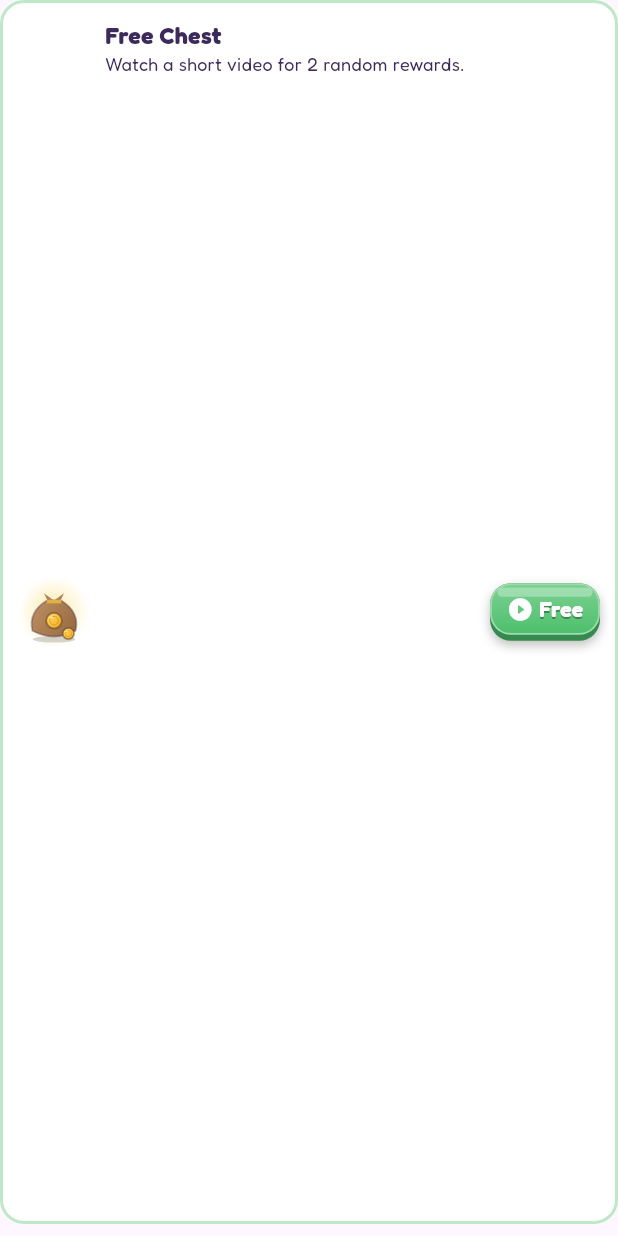
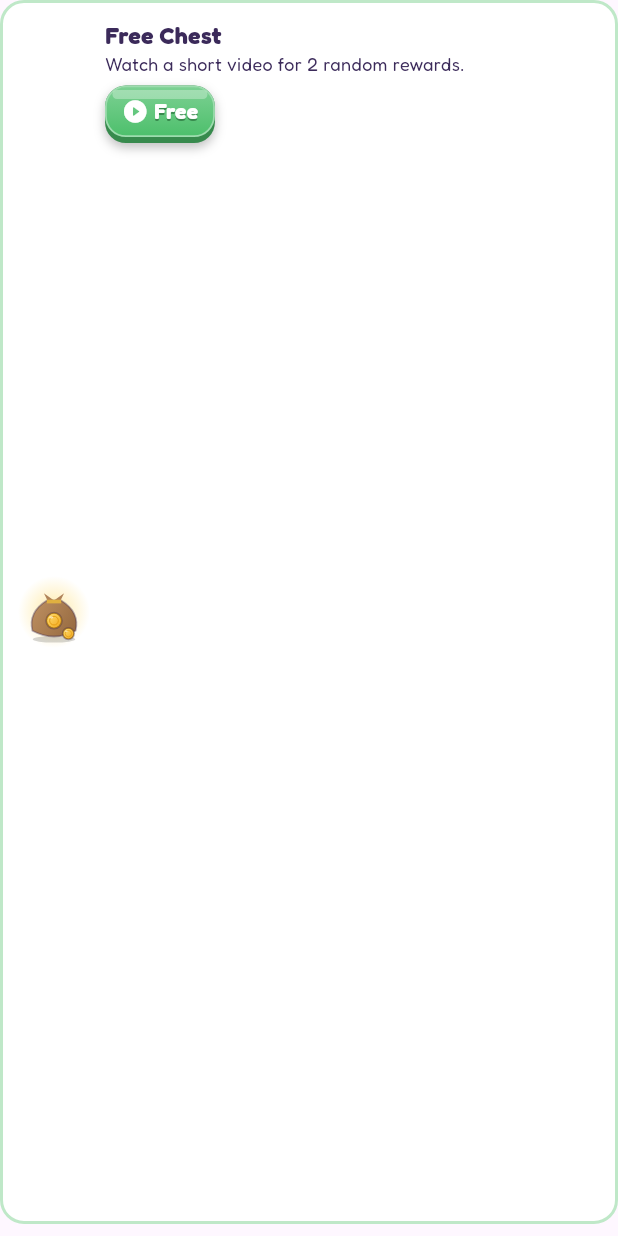
Before and after one commit to DionysisAth/gemdrake-isles, a Flutter app: the _FreeChestCard widget shown alone on an empty page, opened directly, on a phone screen of 412 x 824 dp. Run offline on Flutter 3.47's test engine with Material 3 defaults, Android fonts, the phone set to English and light mode, and no system bars; our stand-ins replace audioplayers, flutter_local_notifications, google_mobile_ads, in_app_purchase, share_plus, shared_preferences and 1 more; missing offline and left inert: games_services, in_app_purchase_android; accounts and stored records are empty; network calls fail; statements that could not run were skipped.

Commit message:
Put the Free Chest button under its text so long titles fit
Co-Authored-By: Claude Opus 5.5 <noreply@anthropic.com>
Claude-Session: https://claude.ai/code/session_01M14LiTfs9JAEQzTGPpPJS3

```diff
--- a/lib/ui/dialogs/meta_dialogs.dart
+++ b/lib/ui/dialogs/meta_dialogs.dart
@@ -599,9 +599,8 @@ class _FreeChestCard extends StatelessWidget {
             child: Column(
               crossAxisAlignment: CrossAxisAlignment.start,
               children: [
-                FitText(
+                Text(
                   tr('Free Chest'),
-                  alignment: Alignment.centerLeft,
                   style: const TextStyle(
                     fontWeight: FontWeight.w700,
                     fontSize: 15.5,
@@ -615,23 +614,32 @@ class _FreeChestCard extends StatelessWidget {
                       : tr('Come back tomorrow for another one.'),
                   style: const TextStyle(fontSize: 12),
                 ),
+                // Under the text so long words have the card's full width.
+                if (left > 0) ...[
+                  const SizedBox(height: 6),
+                  GameButton(
+                    color: Palette.green,
+                    padding: const EdgeInsets.symmetric(
+                      horizontal: 10,
+                      vertical: 6,
+                    ),
+                    onTap: () => watchAdFor(context, AdReward.freeChest),
+                    child: Row(
+                      mainAxisSize: MainAxisSize.min,
+                      children: [
+                        const Icon(Icons.play_circle_fill_rounded, size: 18),
+                        Text(
+                          ' ${tr('Free')}',
+                          style: const TextStyle(fontSize: 14),
+                        ),
+                      ],
+                    ),
+                  ),
+                ],
               ],
             ),
           ),
-          if (left > 0)
-            GameButton(
-              color: Palette.green,
-              padding: const EdgeInsets.symmetric(horizontal: 10, vertical: 6),
-              onTap: () => watchAdFor(context, AdReward.freeChest),
-              child: Row(
-                mainAxisSize: MainAxisSize.min,
-                children: [
-                  Icon(Icons.play_circle_fill_rounded, size: 18),
-                  Text(' ${tr('Free')}', style: TextStyle(fontSize: 14)),
-                ],
-              ),
-            )
-          else
+          if (left <= 0)
             const Icon(Icons.check_circle_rounded, color: Palette.green),
         ],
       ),
```
